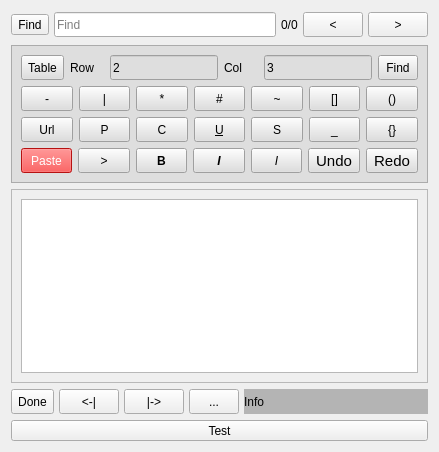
Old version of the form src/Notes.ui in the repository ic005k/Knot-Legacy.
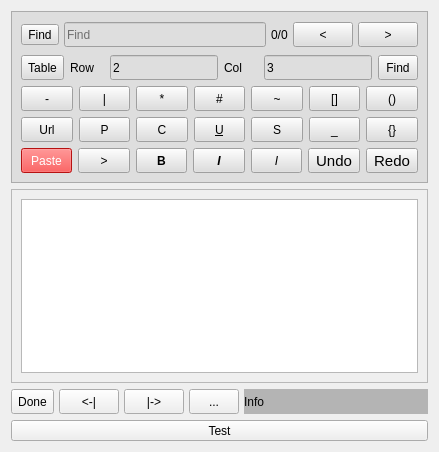
New version of the form. Icons and pictures are not drawn.

Patch:
```diff
--- a/src/Notes.ui
+++ b/src/Notes.ui
@@ -15,6 +15,24 @@
   </property>
   <layout class="QVBoxLayout" name="verticalLayout_2">
    <item>
+    <widget class="QFrame" name="frameFun">
+     <property name="minimumSize">
+      <size>
+       <width>0</width>
+       <height>0</height>
+      </size>
+     </property>
+     <property name="styleSheet">
+      <string notr="true">background-color: rgb(222, 222, 222);</string>
+     </property>
+     <property name="frameShape">
+      <enum>QFrame::StyledPanel</enum>
+     </property>
+     <property name="frameShadow">
+      <enum>QFrame::Raised</enum>
+     </property>
+     <layout class="QVBoxLayout" name="verticalLayout">
+      <item>
     <widget class="QFrame" name="frameFind">
      <property name="minimumSize">
       <size>
@@ -130,24 +148,6 @@
      </layout>
     </widget>
    </item>
-   <item>
-    <widget class="QFrame" name="frameFun">
-     <property name="minimumSize">
-      <size>
-       <width>0</width>
-       <height>0</height>
-      </size>
-     </property>
-     <property name="styleSheet">
-      <string notr="true">background-color: rgb(222, 222, 222);</string>
-     </property>
-     <property name="frameShape">
-      <enum>QFrame::StyledPanel</enum>
-     </property>
-     <property name="frameShadow">
-      <enum>QFrame::Raised</enum>
-     </property>
-     <layout class="QVBoxLayout" name="verticalLayout">
       <item>
        <layout class="QHBoxLayout" name="horizontalLayout_3">
         <item>
```
Lines whose indentation alone changed are shown as unchanged.
